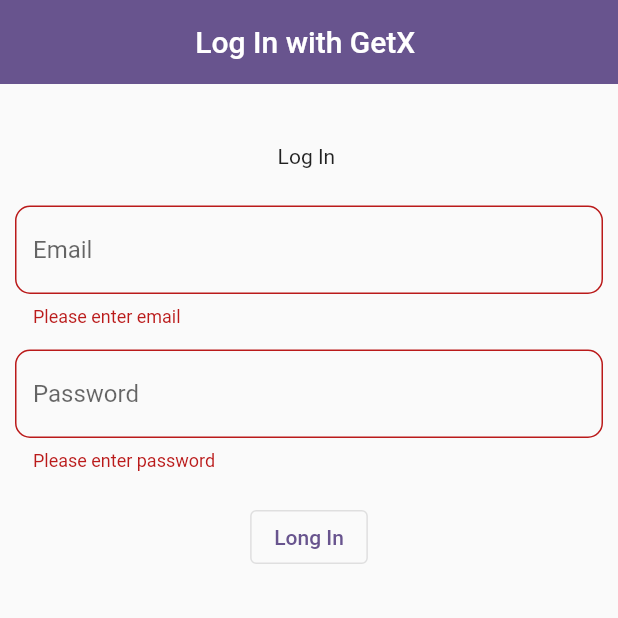
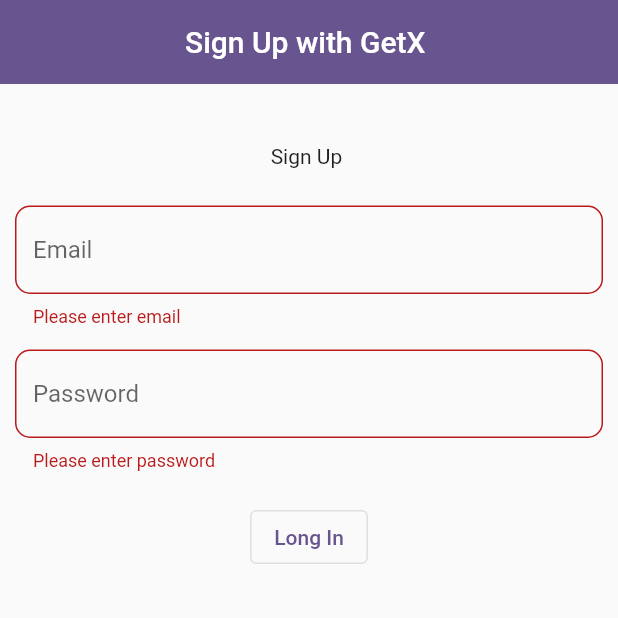
Before and after one commit to ARAFAT2000/getx_statema_nagement, a Flutter app: the screen it shows after launch, after a tap on "Long In", on a phone screen of 412 x 824 dp, the top half of it. Run offline on Flutter 3.47's test engine with Material 3 defaults, Android fonts, the phone set to English and light mode, and no system bars; our stand-ins replace get, image_picker.

Commit message:
Sign Up api  GetX

```diff
--- /dev/null
+++ b/lib/Sign_Up/sign_up_controller.dart
@@ -0,0 +1,42 @@
+import 'dart:convert';
+
+import 'package:flutter/cupertino.dart';
+import 'package:flutter/material.dart';
+import 'package:get/get.dart';
+import 'package:http/http.dart'as http;
+
+class SignUpController extends GetxController{
+
+  final emailController = TextEditingController().obs;
+  final passWordController = TextEditingController().obs;
+
+  signUpData()async{
+    try{
+      final response=await http.post(Uri.parse('https://reqres.in/api/register'),
+          body: jsonEncode({
+            'email':emailController.value.text,
+            'password':passWordController.value.text
+
+          }),
+          headers: {
+            'Content-Type':'application/json'
+          });
+      if(response.statusCode==200){
+        Get.snackbar('Sorry', 'Plase try again',
+            backgroundColor: Colors.red,
+
+            snackPosition: SnackPosition.BOTTOM
+        );
+      }else{
+        Get.snackbar(
+            'Hi ', 'Succesfully Create an account ',
+            backgroundColor: Colors.yellow,
+            snackPosition: SnackPosition.TOP
+        );
+      }
+
+    }catch(e){
+      print(e.toString());
+    }
+  }
+}
--- /dev/null
+++ b/lib/Sign_Up/sign_up_page.dart
@@ -0,0 +1,95 @@
+import 'package:flutter/material.dart';
+import 'package:get/get.dart';
+import 'package:getx_statema_nagement/Sign_Up/sign_up_controller.dart';
+
+import '../Log_In_App/next_page.dart';
+
+
+
+class SignUpWithGetX extends StatefulWidget {
+  const SignUpWithGetX({super.key});
+
+  @override
+  State<SignUpWithGetX> createState() => _SignUpWithGetXState();
+}
+
+class _SignUpWithGetXState extends State<SignUpWithGetX> {
+
+  SignUpController signUpController=Get.put(SignUpController());
+
+  final _Formkey= GlobalKey<FormState>();
+  @override
+  Widget build(BuildContext context) {
+    return Scaffold(
+      appBar: AppBar(
+        elevation: 0,
+        centerTitle: true,
+        title:  Text('Sign Up with GetX '),
+      ),
+      body: SingleChildScrollView(
+        child: Center(
+          child: Form(
+            key: _Formkey,
+            child: Padding(
+              padding: const EdgeInsets.only(left: 10,right: 10,top: 40),
+              child: Column(
+                mainAxisAlignment: MainAxisAlignment.center,
+                children: [
+                  Text('Sign Up '),
+                  SizedBox(
+                    height: 25,
+                  ),
+                  TextFormField(
+                    controller: signUpController.emailController.value,
+                    decoration: InputDecoration(
+                        hintText: 'Email',
+                        border: OutlineInputBorder(
+                            borderRadius: BorderRadius.circular(10)
+                        )
+                    ),
+                    validator: (value) {
+                      if (value == null || value.isEmpty) {
+                        return 'Please enter email';
+                      }
+                      return null;
+                    },
+                  ),
+                  SizedBox(
+                    height: 15,
+                  ),
+                  TextFormField(
+                    controller: signUpController.passWordController.value,
+                    decoration: InputDecoration(
+                        hintText: 'Password',
+                        border: OutlineInputBorder(
+                            borderRadius: BorderRadius.circular(10)
+                        )
+                    ),
+                    validator: (value) {
+                      if (value == null || value.isEmpty) {
+                        return 'Please enter password';
+                      }
+                      return null;
+                    },
+                  ),
+                  SizedBox(
+                    height: 20,
+                  ),
+                  OutlinedButton(onPressed: (){
+                    if(_Formkey.currentState!.validate()){
+                      signUpController.signUpData();
+                      Get.to(NextPage());
+                    }
+                  },
+                      child: Text('Long In'))
+
+
+                ],
+              ),
+            ),
+          ),
+        ),
+      ),
+    );
+  }
+}
--- a/lib/app.dart
+++ b/lib/app.dart
@@ -6,6 +6,7 @@
 import 'Image_picker/images_picker.dart';
 import 'Log_In_App/log_in_page.dart';
 import 'Love_App/love_page.dart';
+import 'Sign_Up/sign_up_page.dart';
 import 'Size/Size_getx.dart';
 import 'Slider_Example/slider.dart';
 import 'Switch/switch_getx.dart';
@@ -32,7 +33,7 @@
         colorScheme: ColorScheme.fromSeed(seedColor: Colors.deepPurple),
         useMaterial3:false,
       ),
-      home: LogInWithGetX(),
+      home: SignUpWithGetX(),
     );
   }
 }
```
